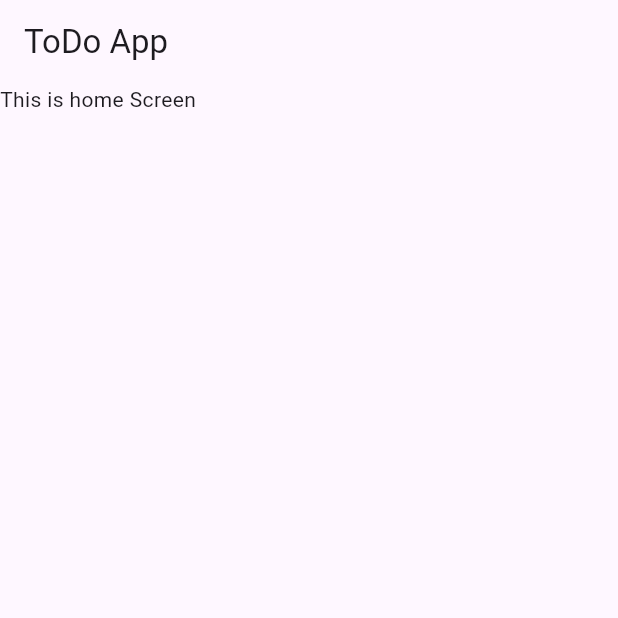
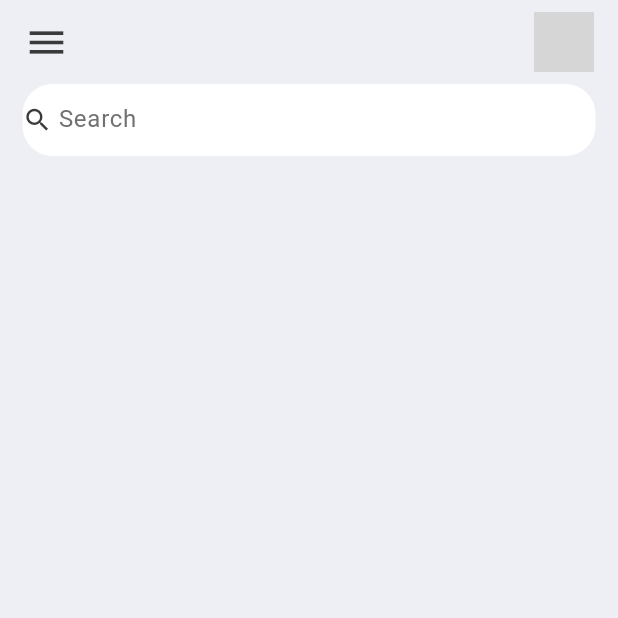
Before and after one commit to Rakib330/classico, a Flutter app: the screen it shows after launch, on a phone screen of 412 x 824 dp, the top half of it. Run offline on Flutter 3.47's test engine with Material 3 defaults, Android fonts, the phone set to English and light mode, and no system bars; grey boxes are pictures that could not be loaded.

Commit message:
home adedd

```diff
--- a/lib/main.dart
+++ b/lib/main.dart
@@ -1,5 +1,6 @@
 import 'package:flutter/material.dart';
 import 'package:classico/screens/home.dart';
+import 'package:flutter/services.dart';
 
 void main() {
   runApp(const MyApp());
@@ -11,7 +12,10 @@ class MyApp extends StatelessWidget {
   // This widget is the root of your application.
   @override
   Widget build(BuildContext context) {
+    SystemChrome.setSystemUIOverlayStyle(
+        SystemUiOverlayStyle(statusBarColor: Colors.transparent));
     return MaterialApp(
+      debugShowMaterialGrid: false,
       title: 'Flutter ToDo',
       theme: ThemeData(
         colorScheme: ColorScheme.fromSeed(seedColor: Colors.deepPurple),
--- a/lib/screens/home.dart
+++ b/lib/screens/home.dart
@@ -1,3 +1,4 @@
+import 'package:classico/constants/colors.dart';
 import 'package:flutter/material.dart';
 
 class Home extends StatelessWidget {
@@ -6,7 +7,43 @@ class Home extends StatelessWidget {
   @override
   Widget build(BuildContext context) {
     return Scaffold(
-        appBar: AppBar(title: Text('ToDo App')),
-        body: Container(child: Text('This is home Screen')));
+        backgroundColor: tdBGColor,
+        appBar: _buildAppBar(),
+        body: Container(
+            padding: EdgeInsets.symmetric(horizontal: 15),
+            child: Column(
+              children: [
+                Container(
+                    decoration: BoxDecoration(
+                        color: Colors.white,
+                        borderRadius: BorderRadius.circular(20)),
+                    child: TextField(
+                        decoration: InputDecoration(
+                            contentPadding: EdgeInsets.all(0),
+                            prefixIcon:
+                                Icon(Icons.search, color: tdBlack, size: 20),
+                            prefixIconConstraints:
+                                BoxConstraints(maxHeight: 20, minHeight: 25),
+                            border: InputBorder.none,
+                            hintText: 'Search',
+                            hintStyle: TextStyle(color: tdGrey))))
+              ],
+            )));
   }
 }
+
+AppBar _buildAppBar() {
+  return AppBar(
+      backgroundColor: tdBGColor,
+      elevation: 0,
+      title: Row(mainAxisAlignment: MainAxisAlignment.spaceBetween, children: [
+        Icon(Icons.menu, color: tdBlack, size: 30),
+        Container(
+          height: 40,
+          width: 40,
+          child: ClipRRect(
+              borderRadius: BorderRadius.circular(20),
+              child: Image.asset('assets/images/avatar.jpeg')),
+        )
+      ]));
+}
```
